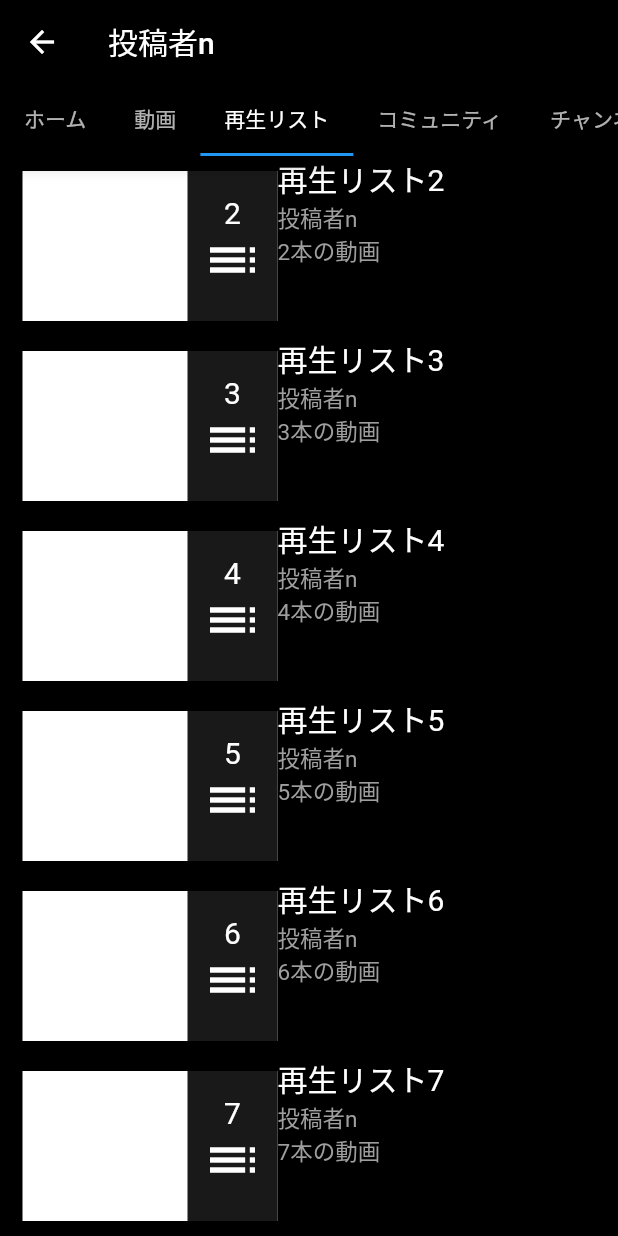
After one commit to kurumi-ikeda/flutter_vantan_tame_a, a Flutter app: the ChannelPage screen opened directly, tab 3 chosen, on a phone screen of 412 x 824 dp. The commit adds this screen. Run offline on Flutter 3.47's test engine with Material 2 defaults, Android fonts, the phone set to English and light mode, and no system bars; missing offline and left inert: dart:ffi.

Commit message:
チャンネルページ制作中

```diff
--- /dev/null
+++ b/lib/channel.dart
@@ -0,0 +1,311 @@
+import 'dart:ffi';
+
+import 'package:flutter/material.dart';
+import 'package:flutter/src/widgets/container.dart';
+import 'package:flutter/src/widgets/framework.dart';
+import 'dart:math' as math;
+
+class ChannelPage extends StatefulWidget {
+  const ChannelPage({super.key});
+
+  @override
+  State<ChannelPage> createState() => _ChannelPageState();
+}
+
+int randomIntWithRange(int min, int max) {
+  int value = math.Random().nextInt(max - min);
+  return value + min;
+}
+
+class _ChannelPageState extends State<ChannelPage> {
+  @override
+  Widget build(BuildContext context) {
+    return DefaultTabController(
+      initialIndex: 0, // 最初に表示するタブ
+      length: 6, // タブの数
+      child: Scaffold(
+        appBar: AppBar(
+          backgroundColor: Colors.black,
+          title: const Text('投稿者n'),
+          bottom: const TabBar(
+            isScrollable: true,
+            tabs: <Widget>[
+              Tab(text: 'ホーム'),
+              Tab(text: '動画'),
+              Tab(text: '再生リスト'),
+              Tab(text: 'コミュニティ'),
+              Tab(text: 'チャンネル'),
+              Tab(text: '概要'),
+            ],
+          ),
+        ),
+        body: TabBarView(
+          children: <Widget>[
+            Center(
+              child: Text('ホーム', style: TextStyle(fontSize: 32.0)),
+            ),
+            SingleChildScrollView(
+              child: Center(
+                child: Column(
+                  children: [
+                    ListView.builder(
+                        shrinkWrap: true,
+                        physics: ScrollPhysics(),
+                        itemCount: 19,
+                        itemBuilder: (BuildContext context, int index) {
+                          return Container(
+                            alignment: Alignment.bottomCenter,
+                            height: 120,
+                            color: Colors.black,
+                            child: Row(
+                              children: [
+                                Container(
+                                  width: 15,
+                                  color: Colors.black,
+                                ),
+                                Stack(
+                                  children: [
+                                    Container(
+                                      width: 170,
+                                      height: 100,
+                                      color: Colors.white.withOpacity(0.3),
+                                    ),
+                                    Container(
+                                      width: 170,
+                                      height: 100,
+                                      color: Colors.green[index * 50],
+                                      child: Icon(
+                                        Icons.face_outlined,
+                                        color: Colors.white,
+                                        size: 60,
+                                      ),
+                                    ),
+                                  ],
+                                ),
+                                Flexible(
+                                  child: Column(
+                                    children: [
+                                      Container(
+                                        alignment: Alignment.centerLeft,
+                                        width: double.infinity,
+                                        child: Text(
+                                          ''' 動画$index''',
+                                          style: TextStyle(
+                                            fontSize: 20,
+                                            color: Colors.white,
+                                          ),
+                                        ),
+                                      ),
+                                      Container(
+                                        alignment: Alignment.centerLeft,
+                                        width: double.infinity,
+                                        child: Text(
+                                          '投稿者 $index , $index分前',
+                                          textAlign: TextAlign.left,
+                                          style: TextStyle(
+                                            fontSize: 15,
+                                            color: Colors.grey,
+                                          ),
+                                        ),
+                                      )
+                                    ],
+                                  ),
+                                ),
+                              ],
+                            ),
+                          );
+                        })
+                  ],
+                ),
+              ),
+            ),
+            SingleChildScrollView(
+              child: Center(
+                child: Column(
+                  children: [
+                    ListView.builder(
+                        shrinkWrap: true,
+                        physics: ScrollPhysics(),
+                        itemCount: 11,
+                        itemBuilder: (BuildContext context, int index) {
+                          return Container(
+                            alignment: Alignment.bottomCenter,
+                            height: 120,
+                            color: Colors.black,
+                            child: Row(
+                              children: [
+                                Container(
+                                  width: 15,
+                                  color: Colors.black,
+                                ),
+                                Container(
+                                  width: 170,
+                                  height: 100,
+                                  color: Colors.white,
+                                  alignment: Alignment.centerRight,
+                                  child: Container(
+                                    width: 60,
+                                    color: Colors.black.withOpacity(0.9),
+                                    child: Column(
+                                      children: [
+                                        Text(''),
+                                        Text(
+                                          (index + 2).toString(),
+                                          style: TextStyle(
+                                            fontSize: 20,
+                                            color: Colors.white,
+                                          ),
+                                        ),
+                                        Icon(
+                                          Icons.toc,
+                                          color: Colors.white,
+                                          size: 40,
+                                        )
+                                      ],
+                                    ),
+                                  ),
+                                ),
+                                Flexible(
+                                  child: Column(
+                                    children: [
+                                      Container(
+                                        alignment: Alignment.centerLeft,
+                                        width: double.infinity,
+                                        child: Text(
+                                          '''再生リスト''' + (index + 2).toString(),
+                                          style: TextStyle(
+                                            fontSize: 20,
+                                            color: Colors.white,
+                                          ),
+                                        ),
+                                      ),
+                                      Container(
+                                        alignment: Alignment.centerLeft,
+                                        width: double.infinity,
+                                        child: Text(
+                                          '投稿者n',
+                                          textAlign: TextAlign.left,
+                                          style: TextStyle(
+                                            fontSize: 15,
+                                            color: Colors.grey,
+                                          ),
+                                        ),
+                                      ),
+                                      Container(
+                                        alignment: Alignment.centerLeft,
+                                        width: double.infinity,
+                                        child: Text(
+                                          (index + 2).toString() + '本の動画',
+                                          textAlign: TextAlign.left,
+                                          style: TextStyle(
+                                            fontSize: 15,
+                                            color: Colors.grey,
+                                          ),
+                                        ),
+                                      ),
+                                    ],
+                                  ),
+                                ),
+                              ],
+                            ),
+                          );
+                        })
+                  ],
+                ),
+              ),
+            ),
+            Center(
+              child: Text('コミュニティ', style: TextStyle(fontSize: 32.0)),
+            ),
+            Center(
+              child: Text('チャンネル', style: TextStyle(fontSize: 32.0)),
+            ),
+            Container(
+              height: double.infinity,
+              width: double.infinity,
+              color: Colors.black,
+              child: Column(
+                children: [
+                  Row(children: [
+                    Text(
+                      '説明',
+                      style: TextStyle(
+                        fontSize: 30,
+                        color: Colors.white,
+                      ),
+                    ),
+                  ]),
+                  Row(
+                    children: [
+                      Text(
+                        '動画投稿者nです。',
+                        style: TextStyle(
+                          fontSize: 20,
+                          color: Colors.white,
+                        ),
+                      ),
+                    ],
+                  ),
+                  Text(' '),
+                  Row(
+                    children: [
+                      Text(
+                        'リンク',
+                        style: TextStyle(
+                          fontSize: 30,
+                          color: Colors.white,
+                        ),
+                      ),
+                    ],
+                  ),
+                  Row(children: [
+                    Icon(
+                      Icons.label_important,
+                      color: Colors.blue,
+                      size: 30,
+                    ),
+                    Text(
+                      'twitter',
+                      style: TextStyle(
+                        fontSize: 20,
+                        color: Colors.blue,
+                      ),
+                    ),
+                  ]),
+                  Text(' '),
+                  Row(
+                    children: [
+                      Text(
+                        'その他の情報',
+                        style: TextStyle(
+                          fontSize: 30,
+                          color: Colors.white,
+                        ),
+                      ),
+                    ],
+                  ),
+                  Row(
+                    children: [
+                      Icon(
+                        Icons.radio_button_checked,
+                        color: Colors.white,
+                        size: 30,
+                      ),
+                      Text(
+                        '本来リンクがある所',
+                        style: TextStyle(
+                          fontSize: 20,
+                          color: Colors.blue,
+                        ),
+                      ),
+                    ],
+                  ),
+                ],
+              ),
+            ),
+          ],
+        ),
+      ),
+    );
+  }
+}
--- a/lib/register.dart
+++ b/lib/register.dart
@@ -3,6 +3,7 @@ import 'dart:ffi';
 import 'package:flutter/material.dart';
 import 'package:flutter/src/widgets/container.dart';
 import 'package:flutter/src/widgets/framework.dart';
+import 'package:flutter_vantan_tame_a/channel.dart';
 
 class RegisterPage extends StatefulWidget {
   const RegisterPage({super.key});
@@ -33,10 +34,18 @@ class _RegisterPageState extends State<RegisterPage> {
                               children: [
                                 Column(
                                   children: [
-                                    Icon(
-                                      Icons.face,
+                                    IconButton(
+                                      icon: Icon(Icons.face),
                                       color: Colors.white,
-                                      size: 80,
+                                      iconSize: 60,
+                                      onPressed: () {
+                                        Navigator.push(
+                                          context,
+                                          MaterialPageRoute(
+                                            builder: (context) => ChannelPage(),
+                                          ),
+                                        );
+                                      },
                                     ),
                                     Text(
                                       '投稿者 $index',
@@ -101,28 +110,36 @@ class _RegisterPageState extends State<RegisterPage> {
               child: ListView.builder(
                   shrinkWrap: true,
                   physics: ScrollPhysics(),
-                  itemCount: 41,
+                  itemCount: 19,
                   itemBuilder: (BuildContext context, int index) {
                     return Container(
                       alignment: Alignment.bottomCenter,
                       height: 300,
-                      color: Colors.grey,
+                      color: Colors.blue[index * 50],
                       child: Container(
                         height: 70,
                         width: double.infinity,
                         color: Colors.black,
                         child: Row(
                           children: [
-                            Icon(
-                              Icons.face,
+                            IconButton(
+                              icon: Icon(Icons.face),
                               color: Colors.white,
-                              size: 60,
+                              iconSize: 60,
+                              onPressed: () {
+                                Navigator.push(
+                                  context,
+                                  MaterialPageRoute(
+                                    builder: (context) => ChannelPage(),
+                                  ),
+                                );
+                              },
                             ),
                             Flexible(
                               child: Column(
                                 children: [
                                   Text(
-                                    ''' list item tem tem tem$index list item tem tem tem$index!''',
+                                    ''' 動画$index''',
                                     style: TextStyle(
                                       fontSize: 20,
                                       color: Colors.white,
@@ -148,45 +165,6 @@ class _RegisterPageState extends State<RegisterPage> {
                       ),
                     );
                   }))
-          // Container(
-          //   alignment: Alignment.bottomCenter,
-          //   height: 280,
-          //   color: Colors.grey,
-          //   child: Container(
-          //     height: 70,
-          //     width: double.infinity,
-          //     color: Colors.black,
-          //     child: Row(
-          //       children: [
-          //         Icon(
-          //           Icons.face,
-          //           color: Colors.white,
-          //           size: 60,
-          //         ),
-          //         Flexible(
-          //           child: Column(
-          //             children: [
-          //               Text(
-          //                 ''' list item tem tem tem1 list item tem tem tem1!''',
-          //                 style: TextStyle(
-          //                   fontSize: 20,
-          //                   color: Colors.white,
-          //                 ),
-          //               ),
-          //               Text(
-          //                 'list item 1',
-          //                 style: TextStyle(
-          //                   fontSize: 15,
-          //                   color: Colors.grey,
-          //                 ),
-          //               ),
-          //             ],
-          //           ),
-          //         ),
-          //       ],
-          //     ),
-          //   ),
-          // ),
         ],
       ),
     );
```
